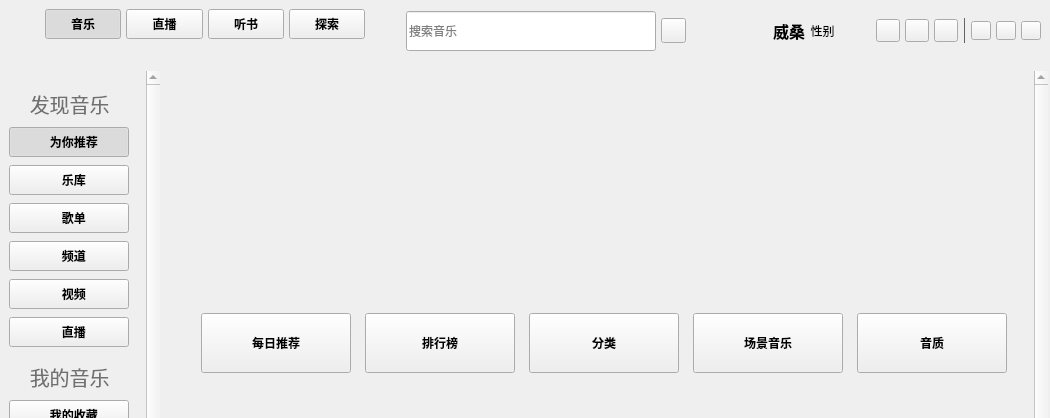
Before: the Qt Designer form KuGouStart/KuGouApp.ui in a-mo-xi-wei/KuGouApp, drawn with Qt 5; both pictures show x 0 to 1050 and y 0 to 418 of the 1050 by 700 pixel window.
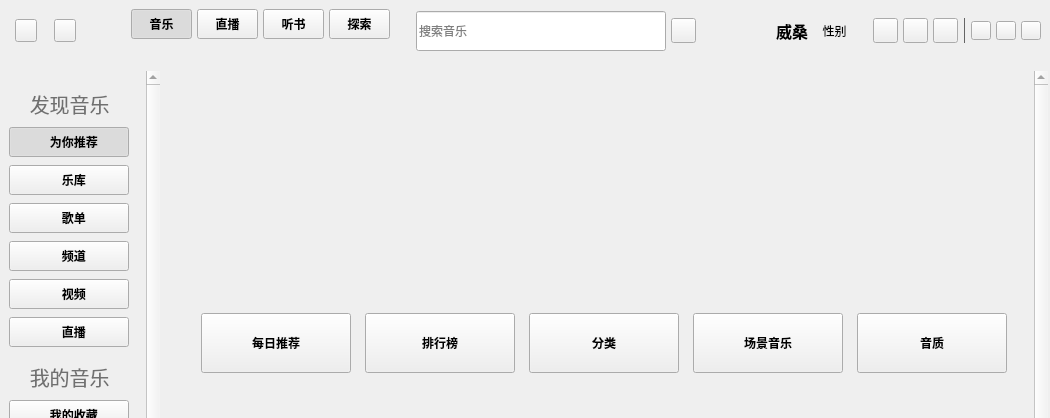
After: the same form once the commit is applied. Custom widgets are drawn as their Qt base class.

Patch:
```diff
--- a/KuGouStart/KuGouApp.ui
+++ b/KuGouStart/KuGouApp.ui
@@ -47,14 +47,62 @@
       <property name="spacing">
        <number>5</number>
       </property>
+      <property name="leftMargin">
+       <number>15</number>
+      </property>
+      <item>
+       <widget class="QToolButton" name="title_return_toolButton">
+        <property name="minimumSize">
+         <size>
+          <width>22</width>
+          <height>22</height>
+         </size>
+        </property>
+        <property name="text">
+         <string/>
+        </property>
+       </widget>
+      </item>
+      <item>
+       <spacer name="horizontalSpacer_4">
+        <property name="orientation">
+         <enum>Qt::Horizontal</enum>
+        </property>
+        <property name="sizeType">
+         <enum>QSizePolicy::Fixed</enum>
+        </property>
+        <property name="sizeHint" stdset="0">
+         <size>
+          <width>12</width>
+          <height>20</height>
+         </size>
+        </property>
+       </spacer>
+      </item>
+      <item>
+       <widget class="QToolButton" name="title_refresh_toolButton">
+        <property name="minimumSize">
+         <size>
+          <width>22</width>
+          <height>22</height>
+         </size>
+        </property>
+        <property name="text">
+         <string/>
+        </property>
+       </widget>
+      </item>
       <item>
        <spacer name="hs">
         <property name="orientation">
          <enum>Qt::Horizontal</enum>
         </property>
+        <property name="sizeType">
+         <enum>QSizePolicy::Fixed</enum>
+        </property>
         <property name="sizeHint" stdset="0">
          <size>
-          <width>40</width>
+          <width>50</width>
           <height>20</height>
          </size>
         </property>
@@ -336,6 +384,12 @@
       </item>
       <item>
        <widget class="QLabel" name="title_name_label">
+        <property name="minimumSize">
+         <size>
+          <width>50</width>
+          <height>0</height>
+         </size>
+        </property>
         <property name="font">
          <font>
           <pointsize>12</pointsize>
@@ -348,6 +402,9 @@
         <property name="text">
          <string>威桑</string>
         </property>
+        <property name="alignment">
+         <set>Qt::AlignCenter</set>
+        </property>
        </widget>
       </item>
       <item>
@@ -399,6 +456,12 @@
       </item>
       <item>
        <widget class="QToolButton" name="theme_toolButton">
+        <property name="minimumSize">
+         <size>
+          <width>25</width>
+          <height>25</height>
+         </size>
+        </property>
         <property name="cursor">
          <cursorShape>PointingHandCursor</cursorShape>
         </property>
@@ -412,6 +475,12 @@
       </item>
       <item>
        <widget class="QToolButton" name="message_toolButton">
+        <property name="minimumSize">
+         <size>
+          <width>25</width>
+          <height>25</height>
+         </size>
+        </property>
         <property name="cursor">
          <cursorShape>PointingHandCursor</cursorShape>
         </property>
@@ -425,6 +494,12 @@
       </item>
       <item>
        <widget class="QToolButton" name="menu_toolButton">
+        <property name="minimumSize">
+         <size>
+          <width>25</width>
+          <height>25</height>
+         </size>
+        </property>
         <property name="cursor">
          <cursorShape>PointingHandCursor</cursorShape>
         </property>
@@ -1177,7 +1252,7 @@
                  <item>
                   <widget class="GLTabWidget" name="guss_love_widget" native="true">
                    <property name="sizePolicy">
-                    <sizepolicy hsizetype="Expanding" vsizetype="Preferred">
+                    <sizepolicy hsizetype="Expanding" vsizetype="Expanding">
                      <horstretch>0</horstretch>
                      <verstretch>0</verstretch>
                     </sizepolicy>
@@ -1215,7 +1290,7 @@
                  <item>
                   <widget class="AdvertiseBoard" name="advertise_board_widget" native="true">
                    <property name="sizePolicy">
-                    <sizepolicy hsizetype="Expanding" vsizetype="Preferred">
+                    <sizepolicy hsizetype="Expanding" vsizetype="Expanding">
                      <horstretch>0</horstretch>
                      <verstretch>0</verstretch>
                     </sizepolicy>
```
Left out of the diff: 77 changed lines with no effect on the pictures.
